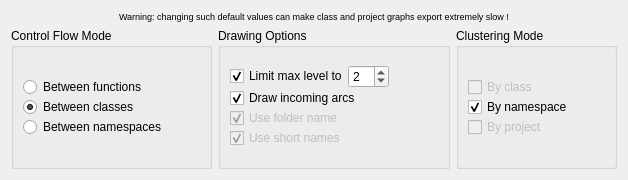
KDE/kdev-control-flow-graph, file controlflowgraphexportconfiguration.ui: the form before one commit.
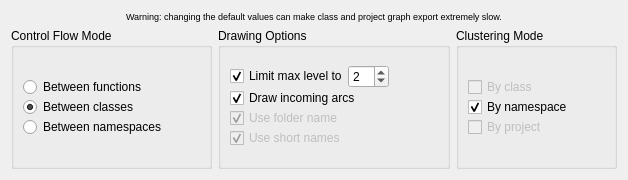
The form after the commit.

Commit message: Proof-reading:  - avoid exclamation points outwith games etc.  - minor change (such was technically okay, though not idiomatic English)

Patch:
```diff
--- a/controlflowgraphexportconfiguration.ui
+++ b/controlflowgraphexportconfiguration.ui
@@ -27,7 +27,7 @@
         </font>
        </property>
        <property name="text">
-        <string>Warning: changing such default values can make class and project graphs export extremely slow !</string>
+        <string>Warning: changing the default values can make class and project graph export extremely slow.</string>
        </property>
        <property name="alignment">
         <set>Qt::AlignCenter</set>
```
